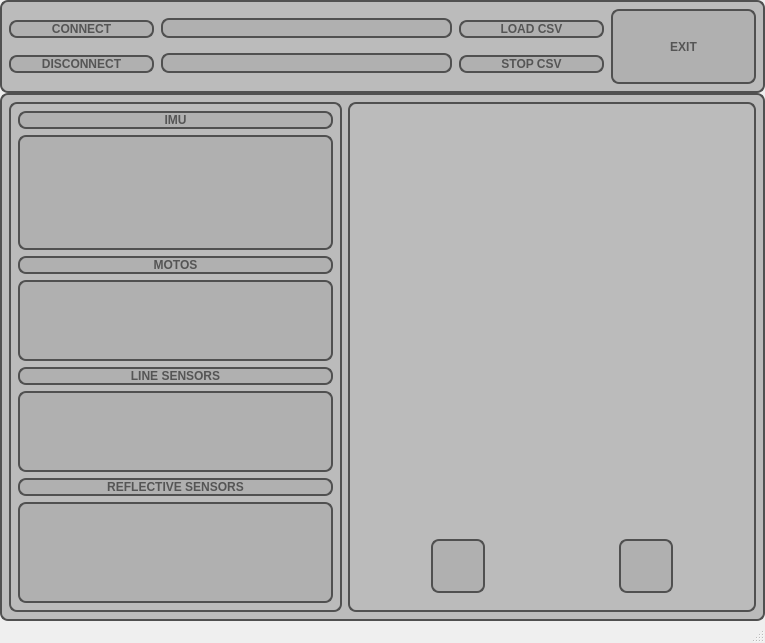
Above: Qt/mainwindow.ui from balamutnypapcio/Qt_minisumo before the change. Below: the same form after it.
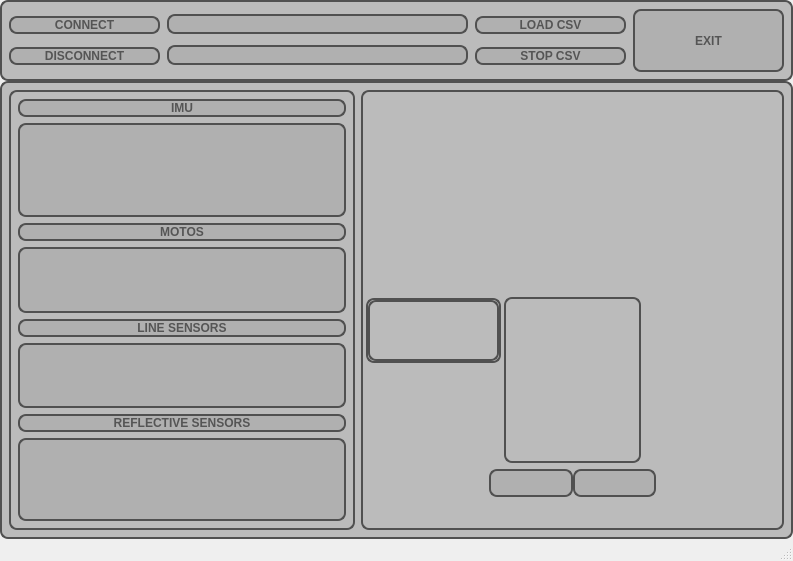
That is the form after the change. The open tabs and pages were chosen to show the change. Icons and pictures are not drawn.

Patch:
```diff
--- a/Qt/mainwindow.ui
+++ b/Qt/mainwindow.ui
@@ -6,8 +6,8 @@
    <rect>
     <x>0</x>
     <y>0</y>
-    <width>765</width>
-    <height>643</height>
+    <width>793</width>
+    <height>561</height>
    </rect>
   </property>
   <property name="minimumSize">
@@ -390,10 +390,7 @@
        </item>
        <item>
         <widget class="QWidget" name="widRobot" native="true">
-         <layout class="QVBoxLayout" name="verticalLayout_6" stretch="10,35,35,10,3">
-          <property name="spacing">
-           <number>0</number>
-          </property>
+         <layout class="QGridLayout" name="gridLayout" rowstretch="10,30,35,6,5">
           <property name="leftMargin">
            <number>3</number>
           </property>
@@ -406,18 +403,14 @@
           <property name="bottomMargin">
            <number>3</number>
           </property>
-          <item>
+          <item row="0" column="0">
            <widget class="QWidget" name="widget_12" native="true">
             <property name="styleSheet">
              <string notr="true">border:none;</string>
             </property>
-            <layout class="QHBoxLayout" name="horizontalLayout_7" stretch="80,20">
+            <layout class="QHBoxLayout" name="horizontalLayout_7" stretch="70,30">
              <item>
-              <widget class="QWidget" name="widget_23" native="true">
-               <property name="styleSheet">
-                <string notr="true">border:none;</string>
-               </property>
-              </widget>
+              <widget class="QWidget" name="widget_11" native="true"/>
              </item>
              <item>
               <widget class="QStackedWidget" name="wifi">
@@ -439,33 +432,36 @@
             </layout>
            </widget>
           </item>
-          <item>
+          <item row="1" column="0">
            <widget class="QWidget" name="widget_13" native="true">
             <property name="styleSheet">
              <string notr="true">border:none;</string>
             </property>
-            <layout class="QHBoxLayout" name="horizontalLayout_4">
+            <layout class="QHBoxLayout" name="horizontalLayout_4" stretch="20,25,5,25,20">
              <property name="spacing">
               <number>4</number>
              </property>
              <property name="leftMargin">
-              <number>0</number>
+              <number>10</number>
              </property>
              <property name="topMargin">
               <number>0</number>
              </property>
              <property name="rightMargin">
-              <number>0</number>
+              <number>10</number>
              </property>
              <property name="bottomMargin">
               <number>0</number>
              </property>
+             <item>
+              <widget class="QWidget" name="widget_27" native="true"/>
+             </item>
              <item>
               <widget class="QWidget" name="widget_19" native="true">
                <property name="styleSheet">
                 <string notr="true">border:none;</string>
                </property>
-               <layout class="QHBoxLayout" name="horizontalLayout_5" stretch="40,60">
+               <layout class="QHBoxLayout" name="horizontalLayout_5" stretch="0">
                 <property name="spacing">
                  <number>0</number>
                 </property>
@@ -486,36 +482,46 @@
                   <property name="styleSheet">
                    <string notr="true">border:none;</string>
                   </property>
-                 </widget>
-                </item>
-                <item>
-                 <widget class="QStackedWidget" name="tofUpL">
-                  <property name="currentIndex">
-                   <number>1</number>
-                  </property>
-                  <widget class="QWidget" name="tofUpLGreen">
-                   <property name="styleSheet">
-                    <string notr="true">image: url(:/new/image/img/greenUP.png);
-
+                  <layout class="QHBoxLayout" name="horizontalLayout_11">
+                   <item>
+                    <widget class="QStackedWidget" name="tofUpL">
+                     <property name="styleSheet">
+                      <string notr="true"/>
+                     </property>
+                     <property name="currentIndex">
+                      <number>0</number>
+                     </property>
+                     <widget class="QWidget" name="tofUpLGreen">
+                      <property name="autoFillBackground">
+                       <bool>false</bool>
+                      </property>
+                      <property name="styleSheet">
+                       <string notr="true">border-image: url(:/new/image/img/greenUP.png) 0 0 0 0 stretch stretch;
 </string>
-                   </property>
-                  </widget>
-                  <widget class="QWidget" name="tofUpLGreen_2">
-                   <property name="styleSheet">
-                    <string notr="true">image: url(:/new/image/img/redUp.png);</string>
-                   </property>
-                  </widget>
+                      </property>
+                     </widget>
+                     <widget class="QWidget" name="tofUpLGreen_2">
+                      <property name="styleSheet">
+                       <string notr="true">border-image: url(:/new/image/img/redUp.png) 0 0 0 0 stretch stretch;</string>
+                      </property>
+                     </widget>
+                    </widget>
+                   </item>
+                  </layout>
                  </widget>
                 </item>
                </layout>
               </widget>
              </item>
+             <item>
+              <widget class="QWidget" name="widget_23" native="true"/>
+             </item>
              <item>
               <widget class="QWidget" name="widget_20" native="true">
                <property name="styleSheet">
                 <string notr="true">border:none;</string>
                </property>
-               <layout class="QHBoxLayout" name="horizontalLayout_6" stretch="60,40">
+               <layout class="QHBoxLayout" name="horizontalLayout_6" stretch="0">
                 <property name="spacing">
                  <number>0</number>
                 </property>
@@ -531,73 +537,96 @@
                 <property name="bottomMargin">
                  <number>0</number>
                 </property>
-                <item>
-                 <widget class="QStackedWidget" name="tofUpR">
-                  <widget class="QWidget" name="tofUpRgreen">
-                   <property name="styleSheet">
-                    <string notr="true">image: url(:/new/image/img/greenUpR.png);</string>
-                   </property>
-                  </widget>
-                  <widget class="QWidget" name="tofUpRred">
-                   <property name="styleSheet">
-                    <string notr="true">image: url(:/new/image/img/redUpR.png);</string>
-                   </property>
-                  </widget>
-                 </widget>
-                </item>
                 <item>
                  <widget class="QWidget" name="widget_22" native="true">
                   <property name="styleSheet">
                    <string notr="true">border:none;</string>
                   </property>
+                  <layout class="QHBoxLayout" name="horizontalLayout_14">
+                   <item>
+                    <widget class="QStackedWidget" name="tofUpR">
+                     <property name="currentIndex">
+                      <number>0</number>
+                     </property>
+                     <widget class="QWidget" name="tofUpRgreen">
+                      <property name="styleSheet">
+                       <string notr="true">border-image: url(:/new/image/img/greenUpR.png)0 0 0 0 stretch stretch;</string>
+                      </property>
+                     </widget>
+                     <widget class="QWidget" name="tofUpRred">
+                      <property name="styleSheet">
+                       <string notr="true">border-image: url(:/new/image/img/redUpR.png)0 0 0 0 stretch stretch;</string>
+                      </property>
+                     </widget>
+                    </widget>
+                   </item>
+                  </layout>
                  </widget>
                 </item>
                </layout>
               </widget>
              </item>
+             <item>
+              <widget class="QWidget" name="widget_28" native="true"/>
+             </item>
             </layout>
            </widget>
           </item>
-          <item>
+          <item row="2" column="0">
            <widget class="QWidget" name="widget_14" native="true">
             <property name="styleSheet">
              <string notr="true">border:none;</string>
             </property>
             <layout class="QHBoxLayout" name="horizontalLayout_3" stretch="33,33,33">
+             <property name="spacing">
+              <number>2</number>
+             </property>
+             <property name="leftMargin">
+              <number>1</number>
+             </property>
+             <property name="topMargin">
+              <number>1</number>
+             </property>
+             <property name="rightMargin">
+              <number>1</number>
+             </property>
              <property name="bottomMargin">
               <number>0</number>
              </property>
              <item>
               <widget class="QWidget" name="widget_16" native="true">
-               <layout class="QVBoxLayout" name="verticalLayout_7">
+               <layout class="QVBoxLayout" name="verticalLayout_7" stretch="40,60">
                 <property name="spacing">
-                 <number>0</number>
+                 <number>2</number>
                 </property>
                 <property name="leftMargin">
-                 <number>0</number>
+                 <number>1</number>
                 </property>
                 <property name="topMargin">
-                 <number>0</number>
+                 <number>1</number>
                 </property>
                 <property name="rightMargin">
-                 <number>0</number>
+                 <number>1</number>
                 </property>
                 <property name="bottomMargin">
-                 <number>0</number>
+                 <number>1</number>
                 </property>
                 <item>
                  <widget class="QStackedWidget" name="tofLEFT">
+                  <property name="styleSheet">
+                   <string notr="true">border: 2px solid #505050; </string>
+                  </property>
                   <property name="currentIndex">
-                   <number>1</number>
+                   <number>0</number>
                   </property>
                   <widget class="QWidget" name="tofLeftGreen">
                    <property name="styleSheet">
-                    <string notr="true">image: url(:/new/image/img/greenLEFT.png);</string>
+                    <string notr="true">border-image: url(:/new/image/img/greenLEFT.png) 0 0 0 0 stretch stretch;</string>
                    </property>
                   </widget>
                   <widget class="QWidget" name="tofLeftRed">
                    <property name="styleSheet">
-                    <string notr="true">image: url(:/new/image/img/redLEFT.png);</string>
+                    <string notr="true">border-image: url(:/new/image/img/redLEFT.png) 0 0 0 0 stretch stretch;</string>
                    </property>
                   </widget>
                  </widget>
@@ -606,27 +635,60 @@
                  <widget class="QWidget" name="widget_3" native="true">
                   <property name="minimumSize">
                    <size>
-                    <width>30</width>
-                    <height>30</height>
+                    <width>0</width>
+                    <height>0</height>
                    </size>
                   </property>
                   <layout class="QHBoxLayout" name="horizontalLayout_9" stretch="60,40">
+                   <property name="spacing">
+                    <number>0</number>
+                   </property>
+                   <property name="leftMargin">
+                    <number>0</number>
+                   </property>
+                   <property name="topMargin">
+                    <number>0</number>
+                   </property>
+                   <property name="rightMargin">
+                    <number>0</number>
+                   </property>
+                   <property name="bottomMargin">
+                    <number>0</number>
+                   </property>
                    <item>
                     <widget class="QWidget" name="widget_8" native="true"/>
                    </item>
                    <item>
                     <widget class="QStackedWidget" name="M1_arrow">
+                     <property name="sizePolicy">
+                      <sizepolicy hsizetype="Preferred" vsizetype="Preferred">
+                       <horstretch>0</horstretch>
+                       <verstretch>0</verstretch>
+                      </sizepolicy>
+                     </property>
+                     <property name="minimumSize">
+                      <size>
+                       <width>0</width>
+                       <height>0</height>
+                      </size>
+                     </property>
+                     <property name="styleSheet">
+                      <string notr="true"/>
+                     </property>
                      <property name="currentIndex">
-                      <number>0</number>
+                      <number>1</number>
                      </property>
                      <widget class="QWidget" name="M1_arr_UP">
                       <property name="styleSheet">
-                       <string notr="true">image: url(:/new/image/img/arrowUp.png);</string>
+                       <string notr="true">image: url(:/new/image/img/arrowUp.png);
+image-position:center;</string>
                       </property>
                      </widget>
                      <widget class="QWidget" name="M1_arr_DOWN">
                       <property name="styleSheet">
-                       <string notr="true">image: url(:/new/image/img/arrowDown.png);</string>
+                       <string notr="true">image: url(:/new/image/img/arrowDown.png);
+image-position: center;
+</string>
                       </property>
                      </widget>
                     </widget>
@@ -639,6 +701,12 @@
              </item>
              <item>
               <widget class="QWidget" name="robotView" native="true">
+               <property name="minimumSize">
+                <size>
+                 <width>100</width>
+                 <height>100</height>
+                </size>
+               </property>
                <property name="layoutDirection">
                 <enum>Qt::LayoutDirection::LeftToRight</enum>
                </property>
@@ -647,15 +715,16 @@
                </property>
                <property name="styleSheet">
                 <string notr="true">image: url(:/new/image/img/robotv1.png);
-image-position: top;</string>
+image-position: top;
+border: 2px solid #505050; </string>
                </property>
               </widget>
              </item>
              <item>
               <widget class="QWidget" name="widget_18" native="true">
-               <layout class="QVBoxLayout" name="verticalLayout_8">
+               <layout class="QVBoxLayout" name="verticalLayout_8" stretch="40,60">
                 <property name="spacing">
-                 <number>0</number>
+                 <number>2</number>
                 </property>
                 <property name="leftMargin">
                  <number>0</number>
@@ -676,12 +745,12 @@
                   </property>
                   <widget class="QWidget" name="tofRightRED">
                    <property name="styleSheet">
-                    <string notr="true">image: url(:/new/image/img/redRIGHT.png);</string>
+                    <string notr="true">border-image: url(:/new/image/img/redRIGHT.png) 0 0 0 0 stretch stretch;</string>
                    </property>
                   </widget>
                   <widget class="QWidget" name="tofRightGREEN">
                    <property name="styleSheet">
-                    <string notr="true">image: url(:/new/image/img/greenRIGHT.png);</string>
+                    <string notr="true">border-image: url(:/new/image/img/greenRIGHT.png) 0 0 0 0 stretch stretch;</string>
                    </property>
                   </widget>
                  </widget>
@@ -690,21 +759,53 @@
                  <widget class="QWidget" name="widget_4" native="true">
                   <property name="minimumSize">
                    <size>
-                    <width>30</width>
-                    <height>30</height>
+                    <width>0</width>
+                    <height>0</height>
                    </size>
                   </property>
                   <layout class="QHBoxLayout" name="horizontalLayout_10" stretch="40,60">
+                   <property name="spacing">
+                    <number>0</number>
+                   </property>
+                   <property name="leftMargin">
+                    <number>0</number>
+                   </property>
+                   <property name="topMargin">
+                    <number>0</number>
+                   </property>
+                   <property name="rightMargin">
+                    <number>0</number>
+                   </property>
+                   <property name="bottomMargin">
+                    <number>0</number>
+                   </property>
                    <item>
                     <widget class="QStackedWidget" name="M2_arrow">
+                     <property name="sizePolicy">
+                      <sizepolicy hsizetype="Preferred" vsizetype="Preferred">
+                       <horstretch>0</horstretch>
+                       <verstretch>0</verstretch>
+                      </sizepolicy>
+                     </property>
+                     <property name="minimumSize">
+                      <size>
+                       <width>0</width>
+                       <height>0</height>
+                      </size>
+                     </property>
+                     <property name="currentIndex">
+                      <number>1</number>
+                     </property>
                      <widget class="QWidget" name="M2_arrUP">
                       <property name="styleSheet">
-                       <string notr="true">image: url(:/new/image/img/arrowUp.png);</string>
+                       <string notr="true">image: url(:/new/image/img/arrowUp.png);
+image-position: center;</string>
                       </property>
                      </widget>
                      <widget class="QWidget" name="M2_arr_DOWN">
                       <property name="styleSheet">
-                       <string notr="true">image: url(:/new/image/img/arrowDown.png);</string>
+                       <string notr="true">image: url(:/new/image/img/arrowDown.png);
+image-position: center;</string>
                       </property>
                      </widget>
                     </widget>
@@ -721,12 +822,12 @@
             </layout>
            </widget>
           </item>
-          <item>
+          <item row="3" column="0">
            <widget class="QWidget" name="widget" native="true">
             <property name="styleSheet">
              <string notr="true">border:none;</string>
             </property>
-            <layout class="QHBoxLayout" name="horizontalLayout_12" stretch="33,33,33">
+            <layout class="QHBoxLayout" name="horizontalLayout_12" stretch="33,33">
              <property name="spacing">
               <number>0</number>
              </property>
@@ -744,7 +845,7 @@
              </property>
              <item>
               <widget class="QWidget" name="widget_17" native="true">
-               <layout class="QHBoxLayout" name="horizontalLayout_8" stretch="60,40">
+               <layout class="QHBoxLayout" name="horizontalLayout_8" stretch="60,40,0">
                 <property name="spacing">
                  <number>0</number>
                 </property>
@@ -779,16 +880,16 @@
                   </property>
                  </widget>
                 </item>
+                <item>
+                 <widget class="QWidget" name="widget_15" native="true">
+                  <property name="styleSheet">
+                   <string notr="true">border:none;</string>
+                  </property>
+                 </widget>
+                </item>
                </layout>
               </widget>
              </item>
-             <item>
-              <widget class="QWidget" name="widget_15" native="true">
-               <property name="styleSheet">
-                <string notr="true">border:none;</string>
-               </property>
-              </widget>
-             </item>
              <item>
               <widget class="QWidget" name="widget_10" native="true">
                <property name="styleSheet">
@@ -839,7 +940,7 @@
             </layout>
            </widget>
           </item>
-          <item>
+          <item row="4" column="0">
            <widget class="QWidget" name="widget_24" native="true">
             <property name="styleSheet">
              <string notr="true">border:none;</string>
```
